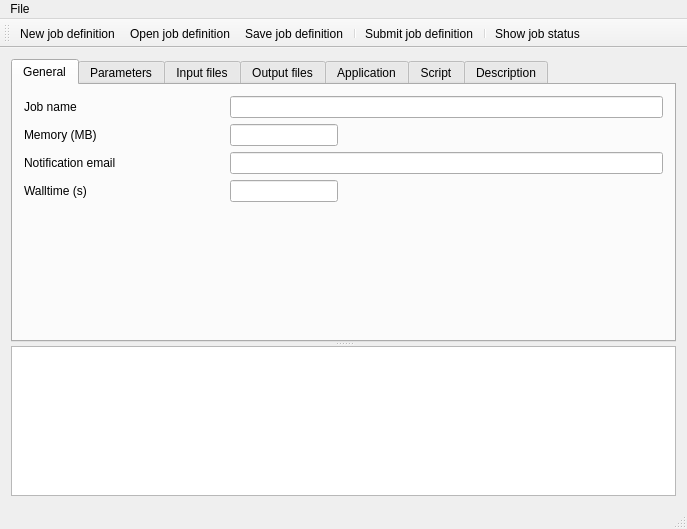
Old version of the form src/arcsub-ui/jobdefinitionwindow.ui in the repository jonaslindemann/arc-gui-clients.
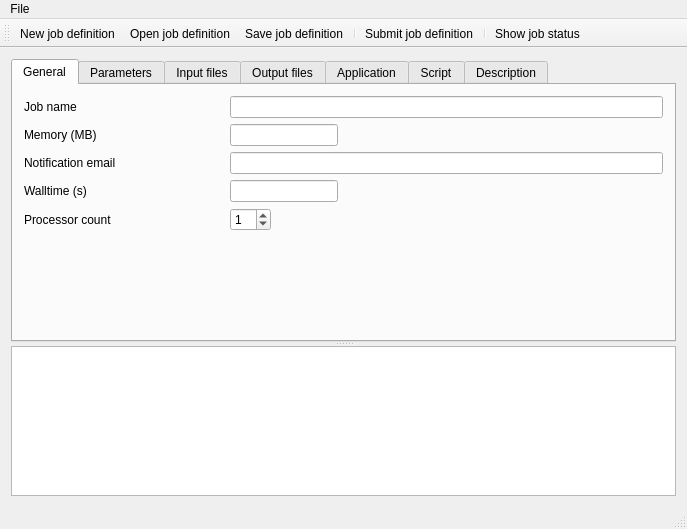
New version of the form. The open tabs and pages were chosen to show the change.

Commit message: High CPU usage in arcstorage-ui fixed. More work on arcsub-ui.

```diff
--- a/src/arcsub-ui/jobdefinitionwindow.ui
+++ b/src/arcsub-ui/jobdefinitionwindow.ui
@@ -194,6 +194,46 @@
            </item>
           </layout>
          </item>
+         <item>
+          <layout class="QHBoxLayout" name="horizontalLayout_12">
+           <item>
+            <widget class="QLabel" name="label">
+             <property name="minimumSize">
+              <size>
+               <width>200</width>
+               <height>0</height>
+              </size>
+             </property>
+             <property name="text">
+              <string>Processor count</string>
+             </property>
+            </widget>
+           </item>
+           <item>
+            <widget class="QSpinBox" name="processorCountSpin">
+             <property name="maximum">
+              <number>16</number>
+             </property>
+             <property name="value">
+              <number>1</number>
+             </property>
+            </widget>
+           </item>
+           <item>
+            <spacer name="horizontalSpacer_4">
+             <property name="orientation">
+              <enum>Qt::Horizontal</enum>
+             </property>
+             <property name="sizeHint" stdset="0">
+              <size>
+               <width>40</width>
+               <height>20</height>
+              </size>
+             </property>
+            </spacer>
+           </item>
+          </layout>
+         </item>
          <item>
           <spacer name="verticalSpacer">
            <property name="orientation">
```
Left out of the diff: 2 changed lines with no effect on the pictures. The commit also changes 5 other files.
